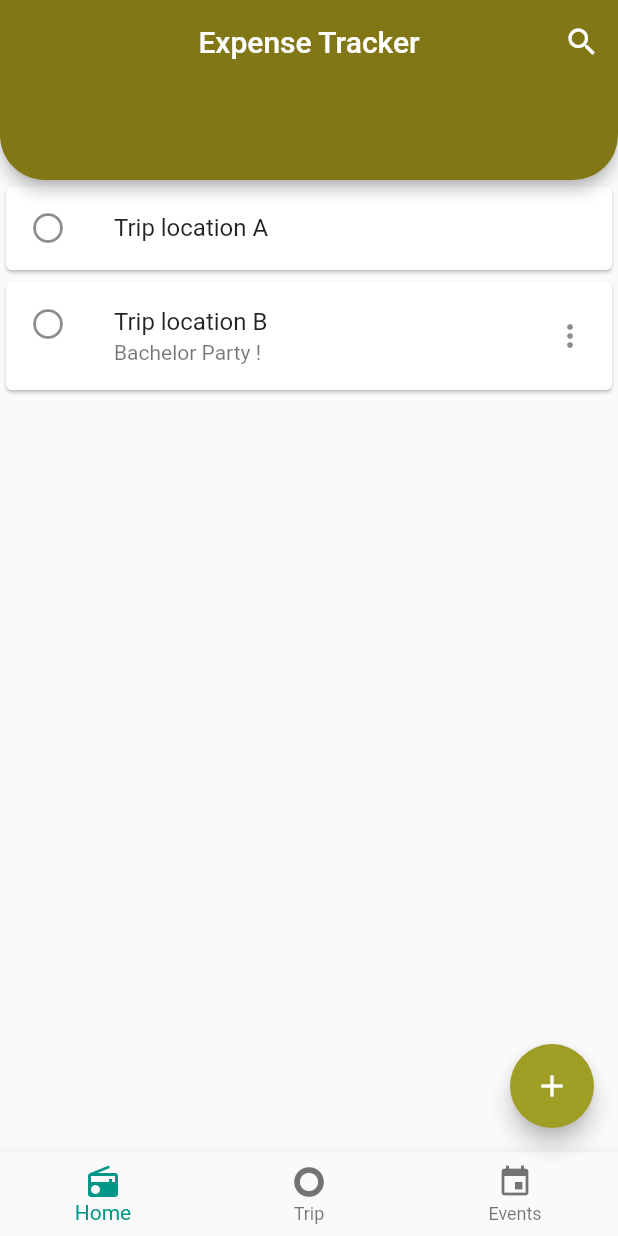
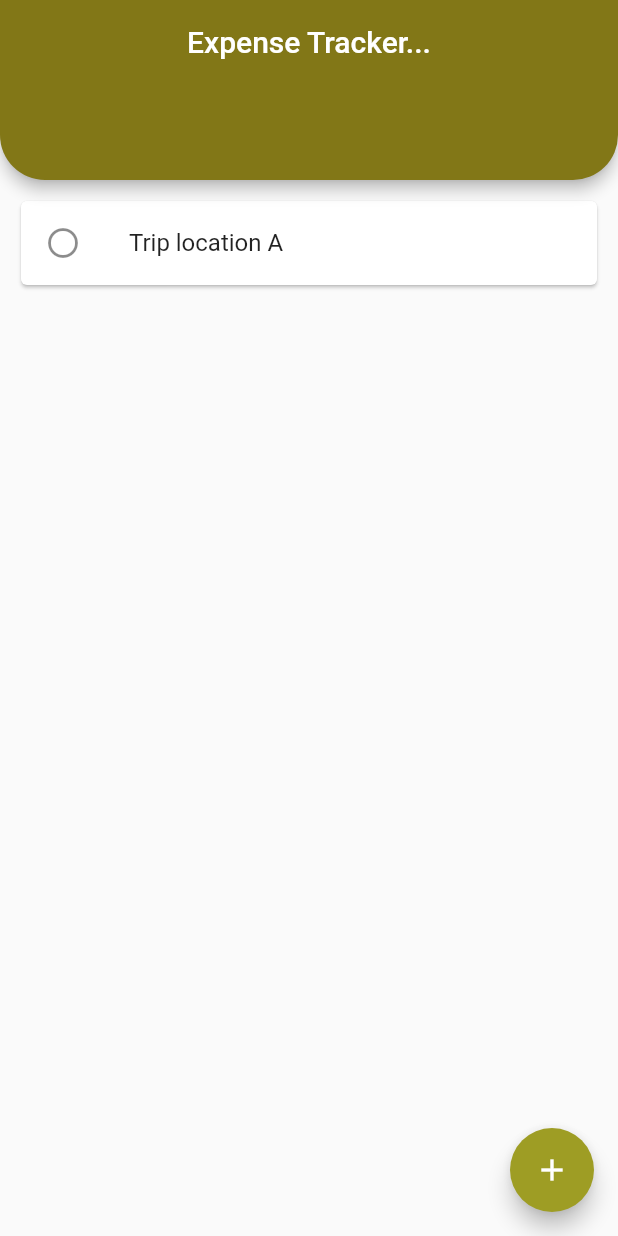
Before and after one commit to Krishss/expensetracker, a Flutter app: the screen it shows after launch, on a phone screen of 412 x 824 dp. Run offline on Flutter 3.47's test engine with Material 2 defaults, Android fonts, the phone set to English and light mode, and no system bars; Roboto replaces fonts that are missing (Raleway, open_sans).

Commit message:
Adding splash screen & Moving homePage to different page

```diff
--- a/lib/HomePage.dart
+++ b/lib/HomePage.dart
@@ -1,27 +1,25 @@
 import 'package:flutter/material.dart';
+import 'package:expensetracker/TripEventLog.dart';
 //import 'models/global.dart';
 //import 'package:trie/trie.dart';
 
-void main() => runApp(MyApp());
+void main() => runApp(Home());
 
-class MyApp extends StatelessWidget {
+class Home extends StatelessWidget {
   // This widget is the root of your application.
   @override
   Widget build(BuildContext context) {
     return MaterialApp(
-      title: 'Trackenser',
       theme: ThemeData(
-        //primarySwatch: Colors.cyan,
-          fontFamily: 'Raleway'
-      ),
-      home: MyHomePage(title: 'Expense Tracker'),
+          //primarySwatch: Colors.cyan,
+          fontFamily: 'Raleway'),
+      home: MyHomePage(title: 'Expense Tracker...'),
     );
   }
 }
 
 class MyHomePage extends StatefulWidget {
   MyHomePage({Key key, this.title}) : super(key: key);
-
 
   final String title;
 
@@ -30,87 +28,64 @@ class MyHomePage extends StatefulWidget {
 }
 
 class _MyHomePageState extends State<MyHomePage> {
-  int _selectedTabIndex = 0;
-
-  List _pages = [
-    Text("Home"),
-    //Text("Search"),
-    Text("Trip"),
-    Text("Trip Event Details"),
-  ];
-
-  _changeIndex(int index) {
-    setState(() {
-      _selectedTabIndex = index;
-    });
-  }
 
   @override
   Widget build(BuildContext context) {
-
     //Screen UI assembly
     return Scaffold(
-      appBar: PreferredSize( //add this to actually increase size of top bar and place appbar
+      appBar: PreferredSize(
+        //add this to actually increase size of top bar and place appbar
         preferredSize: Size.fromHeight(120.0),
 
-        child: AppBar(title: Text(widget.title, style: TextStyle(fontFamily: 'open_sans'),),
+        child: AppBar(
+          title: Text(
+            widget.title,
+            style: TextStyle(fontFamily: 'open_sans'),
+          ),
           //titleSpacing: ,
           centerTitle: true,
           backgroundColor: Colors.lime[900],
-          shape: RoundedRectangleBorder( borderRadius:
-          BorderRadius.vertical(bottom: Radius.circular(30)
-          )
-          ),
+          shape: RoundedRectangleBorder(
+              borderRadius: BorderRadius.vertical(bottom: Radius.circular(30))),
 
           actions: <Widget>[
-            IconButton(
-              icon: Icon(Icons.search,
-                color: Colors.white,
-              ),
-              onPressed: () {
-                // do something`
-              },
-            )
-          ],),
+
+          ],
+        ),
       ),
       //Container(height: 100,color: Colors.cyan,)
 
+      body: Container(
+        padding: EdgeInsets.all(10),
+        child: ListView(
+          children: <Widget>[
+            GestureDetector(onTap: (){
+              Navigator.of(context).push(
+              MaterialPageRoute(
+                builder: (context) => TElog(), //set route to homepage
+              ),
 
-      body: ListView(
-        children: <Widget>[
-          Card( child: ListTile(
-            leading: Icon(Icons.radio_button_unchecked),
-            title: Text('Trip location A'),
-          )),
-          Card( child: ListTile(
-            leading: Icon(Icons.radio_button_unchecked),
-            title: Text('Trip location B'),
-            subtitle: Text('Bachelor Party !'),
-            trailing: Icon(Icons.more_vert),
-          ))
-        ],
+            );},
+              child: Card(
+                  child: ListTile(
+                    leading: Icon(Icons.radio_button_unchecked),
+                    title: Text('Trip location A'),
+                  ),
+              ),
+            ),
+
+
+          ],
+        ),
       ),
       //Center(child: _pages[_selectedTabIndex],),
 
       floatingActionButton: new FloatingActionButton(
-        onPressed: (){} ,//
+        onPressed: () {}, //
         backgroundColor: Colors.lime[800],
         splashColor: Colors.lime,
         //tooltip: 'Increment',
         child: new Icon(Icons.add),
-
-      ),
-      bottomNavigationBar: BottomNavigationBar(
-        currentIndex: _selectedTabIndex,
-        onTap: _changeIndex,
-        selectedItemColor: Colors.teal,
-        type: BottomNavigationBarType.fixed,
-        items: [
-          BottomNavigationBarItem(icon: Icon(Icons.radio), title: Text("Home")),
-          //BottomNavigationBarItem(icon: Icon(Icons.search), title: Text("Search")),
-          BottomNavigationBarItem(icon: Icon(Icons.trip_origin), title: Text("Trip")),
-          BottomNavigationBarItem(icon: Icon(Icons.event), title: Text("Events")),
-        ],
       ),
     );
   }
```
Also changed, not shown: lib/TripEventLog.dart (added, +64 -0 lines), lib/main.dart (+10 -8 lines).
